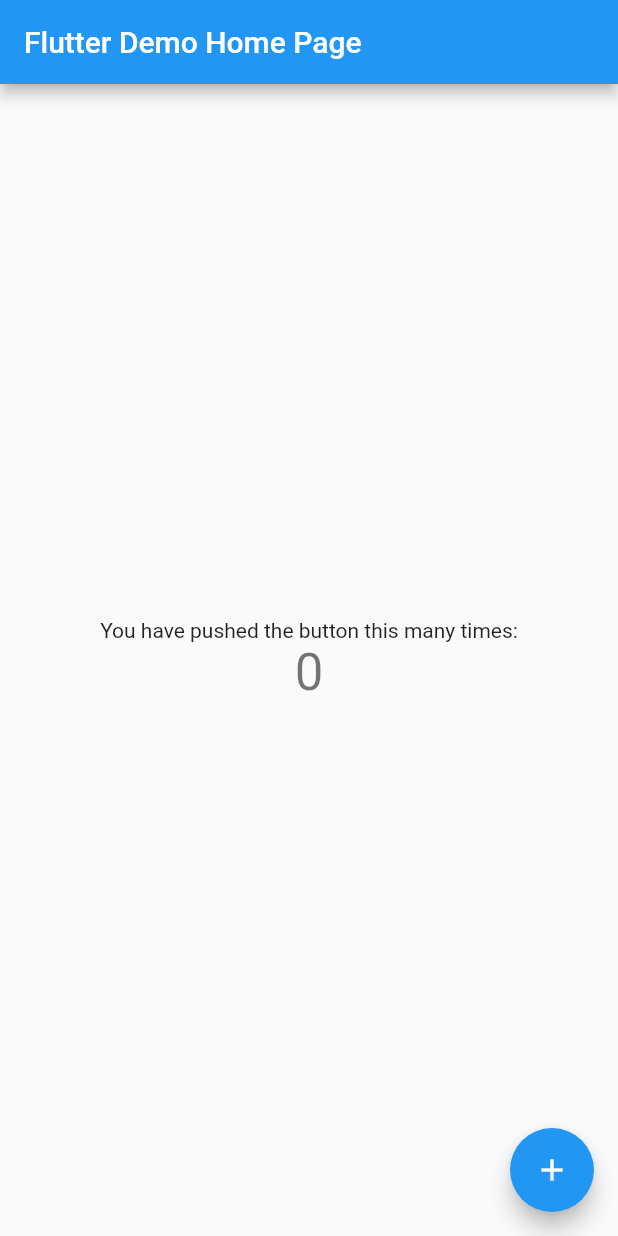
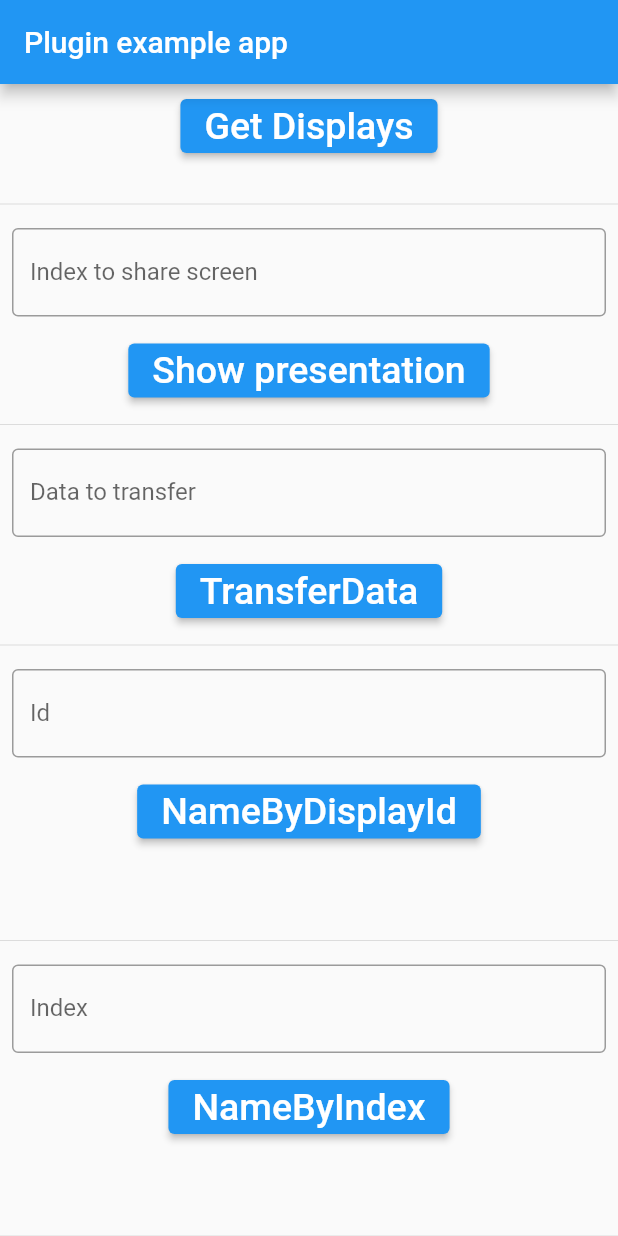
Before and after one commit to BashirYesufu/Presentation-Displays, a Flutter app: the screen it shows after launch, on a phone screen of 412 x 824 dp. Run offline on Flutter 3.47's test engine with Material 2 defaults, Android fonts, the light colour scheme and no system bars; missing offline and left inert: presentation_displays.

Commit message:
add presentation display package

```diff
--- a/lib/main.dart
+++ b/lib/main.dart
@@ -1,115 +1,295 @@
 import 'package:flutter/material.dart';
+import 'package:presentation_displays/display.dart';
+import 'package:presentation_displays/displays_manager.dart';
+import 'package:presentation_displays/secondary_display.dart';
+
+Route<dynamic> generateRoute(RouteSettings settings) {
+  switch (settings.name) {
+    case '/':
+      return MaterialPageRoute(builder: (_) => const DisplayManagerScreen());
+    case 'presentation':
+      return MaterialPageRoute(builder: (_) => const SecondaryScreen());
+    default:
+      return MaterialPageRoute(
+          builder: (_) => Scaffold(
+            body: Center(
+                child: Text('No route defined for ${settings.name}')),
+          ));
+  }
+}
 
 void main() {
   runApp(const MyApp());
 }
 
 class MyApp extends StatelessWidget {
-  const MyApp({super.key});
+  const MyApp({Key? key}) : super(key: key);
 
-  // This widget is the root of your application.
   @override
   Widget build(BuildContext context) {
-    return MaterialApp(
-      title: 'Flutter Demo',
-      theme: ThemeData(
-        // This is the theme of your application.
-        //
-        // Try running your application with "flutter run". You'll see the
-        // application has a blue toolbar. Then, without quitting the app, try
-        // changing the primarySwatch below to Colors.green and then invoke
-        // "hot reload" (press "r" in the console where you ran "flutter run",
-        // or simply save your changes to "hot reload" in a Flutter IDE).
-        // Notice that the counter didn't reset back to zero; the application
-        // is not restarted.
-        primarySwatch: Colors.blue,
-      ),
-      home: const MyHomePage(title: 'Flutter Demo Home Page'),
+    return const MaterialApp(
+      onGenerateRoute: generateRoute,
+      initialRoute: '/',
     );
   }
 }
 
-class MyHomePage extends StatefulWidget {
-  const MyHomePage({super.key, required this.title});
+class Button extends StatelessWidget {
+  final String title;
+  final VoidCallback? onPressed;
 
-  // This widget is the home page of your application. It is stateful, meaning
-  // that it has a State object (defined below) that contains fields that affect
-  // how it looks.
-
-  // This class is the configuration for the state. It holds the values (in this
-  // case the title) provided by the parent (in this case the App widget) and
-  // used by the build method of the State. Fields in a Widget subclass are
-  // always marked "final".
-
-  final String title;
-
-  @override
-  State<MyHomePage> createState() => _MyHomePageState();
-}
-
-class _MyHomePageState extends State<MyHomePage> {
-  int _counter = 0;
-
-  void _incrementCounter() {
-    setState(() {
-      // This call to setState tells the Flutter framework that something has
-      // changed in this State, which causes it to rerun the build method below
-      // so that the display can reflect the updated values. If we changed
-      // _counter without calling setState(), then the build method would not be
-      // called again, and so nothing would appear to happen.
-      _counter++;
-    });
-  }
+  const Button({Key? key, required this.title, this.onPressed})
+      : super(key: key);
 
   @override
   Widget build(BuildContext context) {
-    // This method is rerun every time setState is called, for instance as done
-    // by the _incrementCounter method above.
-    //
-    // The Flutter framework has been optimized to make rerunning build methods
-    // fast, so that you can just rebuild anything that needs updating rather
-    // than having to individually change instances of widgets.
+    return Container(
+      margin: const EdgeInsets.all(4.0),
+      child: ElevatedButton(
+        onPressed: onPressed,
+        child: Text(
+          title,
+          style: const TextStyle(fontSize: 25),
+        ),
+      ),
+    );
+  }
+}
+
+/// Main Screen
+class DisplayManagerScreen extends StatefulWidget {
+  const DisplayManagerScreen({Key? key}) : super(key: key);
+
+  @override
+  _DisplayManagerScreenState createState() => _DisplayManagerScreenState();
+}
+
+class _DisplayManagerScreenState extends State<DisplayManagerScreen> {
+  DisplayManager displayManager = DisplayManager();
+  List<Display?> displays = [];
+
+  final TextEditingController _indexToShareController = TextEditingController();
+  final TextEditingController _dataToTransferController =
+  TextEditingController();
+
+  final TextEditingController _nameOfIdController = TextEditingController();
+  String _nameOfId = "";
+  final TextEditingController _nameOfIndexController = TextEditingController();
+  String _nameOfIndex = "";
+
+  @override
+  Widget build(BuildContext context) {
     return Scaffold(
       appBar: AppBar(
-        // Here we take the value from the MyHomePage object that was created by
-        // the App.build method, and use it to set our appbar title.
-        title: Text(widget.title),
+        title: const Text('Plugin example app'),
       ),
       body: Center(
-        // Center is a layout widget. It takes a single child and positions it
-        // in the middle of the parent.
+        child: SingleChildScrollView(
           child: Column(
-          // Column is also a layout widget. It takes a list of children and
-          // arranges them vertically. By default, it sizes itself to fit its
-          // children horizontally, and tries to be as tall as its parent.
-          //
-          // Invoke "debug painting" (press "p" in the console, choose the
-          // "Toggle Debug Paint" action from the Flutter Inspector in Android
-          // Studio, or the "Toggle Debug Paint" command in Visual Studio Code)
-          // to see the wireframe for each widget.
-          //
-          // Column has various properties to control how it sizes itself and
-          // how it positions its children. Here we use mainAxisAlignment to
-          // center the children vertically; the main axis here is the vertical
-          // axis because Columns are vertical (the cross axis would be
-          // horizontal).
             mainAxisAlignment: MainAxisAlignment.center,
+            crossAxisAlignment: CrossAxisAlignment.center,
             children: <Widget>[
-            const Text(
-              'You have pushed the button this many times:',
-            ),
-            Text(
-              '$_counter',
-              style: Theme.of(context).textTheme.headlineMedium,
-            ),
+              _getDisplays(),
+              _showPresentation(),
+              _transferData(),
+              _getDisplayeById(),
+              _getDisplayByIndex(),
             ],
           ),
         ),
-      floatingActionButton: FloatingActionButton(
-        onPressed: _incrementCounter,
-        tooltip: 'Increment',
-        child: const Icon(Icons.add),
-      ), // This trailing comma makes auto-formatting nicer for build methods.
+      ),
+    );
+  }
+
+  Widget _getDisplays() {
+    return Column(
+      mainAxisAlignment: MainAxisAlignment.center,
+      crossAxisAlignment: CrossAxisAlignment.center,
+      children: [
+        Button(
+            title: "Get Displays",
+            onPressed: () async {
+              final values = await displayManager.getDisplays();
+              displays.clear();
+              setState(() {
+                displays.addAll(values!);
+              });
+            }),
+        ListView.builder(
+            scrollDirection: Axis.vertical,
+            shrinkWrap: true,
+            padding: const EdgeInsets.all(8),
+            itemCount: displays.length,
+            itemBuilder: (BuildContext context, int index) {
+              return SizedBox(
+                height: 50,
+                child: Center(
+                    child: Text(
+                        ' ${displays[index]?.displayId} ${displays[index]?.name}')),
+              );
+            }),
+        const Divider()
+      ],
+    );
+  }
+
+  Widget _showPresentation() {
+    return Column(
+      mainAxisAlignment: MainAxisAlignment.center,
+      crossAxisAlignment: CrossAxisAlignment.center,
+      children: [
+        Padding(
+          padding: const EdgeInsets.all(8.0),
+          child: TextField(
+            controller: _indexToShareController,
+            decoration: const InputDecoration(
+              border: OutlineInputBorder(),
+              labelText: 'Index to share screen',
+            ),
+          ),
+        ),
+        Button(
+            title: "Show presentation",
+            onPressed: () async {
+              int? displayId = int.tryParse(_indexToShareController.text);
+              if (displayId != null) {
+                for (final display in displays) {
+                  if (display?.displayId == displayId) {
+                    displayManager.showSecondaryDisplay(
+                        displayId: displayId, routerName: "presentation");
+                  }
+                }
+              }
+            }),
+        const Divider(),
+      ],
+    );
+  }
+
+  Widget _transferData() {
+    return Column(
+      mainAxisAlignment: MainAxisAlignment.center,
+      crossAxisAlignment: CrossAxisAlignment.center,
+      children: [
+        Padding(
+          padding: const EdgeInsets.all(8.0),
+          child: TextField(
+            controller: _dataToTransferController,
+            decoration: const InputDecoration(
+              border: OutlineInputBorder(),
+              labelText: 'Data to transfer',
+            ),
+          ),
+        ),
+        Button(
+            title: "TransferData",
+            onPressed: () async {
+              String data = _dataToTransferController.text;
+              await displayManager.transferDataToPresentation(data);
+            }),
+        const Divider(),
+      ],
+    );
+  }
+
+  Widget _getDisplayeById() {
+    return Column(
+      mainAxisAlignment: MainAxisAlignment.center,
+      crossAxisAlignment: CrossAxisAlignment.center,
+      children: [
+        Padding(
+          padding: const EdgeInsets.all(8.0),
+          child: TextField(
+            controller: _nameOfIdController,
+            decoration: const InputDecoration(
+              border: OutlineInputBorder(),
+              labelText: 'Id',
+            ),
+          ),
+        ),
+        Button(
+            title: "NameByDisplayId",
+            onPressed: () async {
+              int? id = int.tryParse(_nameOfIdController.text);
+              if (id != null) {
+                final value = await displayManager
+                    .getNameByDisplayId(displays[id]?.displayId ?? -1);
+                setState(() {
+                  _nameOfId = value ?? "";
+                });
+              }
+            }),
+        SizedBox(
+          height: 50,
+          child: Center(child: Text(_nameOfId)),
+        ),
+        const Divider(),
+      ],
+    );
+  }
+
+  Widget _getDisplayByIndex() {
+    return Column(
+      mainAxisAlignment: MainAxisAlignment.center,
+      crossAxisAlignment: CrossAxisAlignment.center,
+      children: [
+        Padding(
+          padding: const EdgeInsets.all(8.0),
+          child: TextField(
+            controller: _nameOfIndexController,
+            decoration: const InputDecoration(
+              border: OutlineInputBorder(),
+              labelText: 'Index',
+            ),
+          ),
+        ),
+        Button(
+            title: "NameByIndex",
+            onPressed: () async {
+              int? index = int.tryParse(_nameOfIndexController.text);
+              if (index != null) {
+                final value = await displayManager.getNameByIndex(index);
+                setState(() {
+                  _nameOfIndex = value ?? "";
+                });
+              }
+            }),
+        SizedBox(
+          height: 50,
+          child: Center(child: Text(_nameOfIndex)),
+        ),
+        const Divider(),
+      ],
     );
   }
 }
+
+/// UI of Presentation display
+class SecondaryScreen extends StatefulWidget {
+  const SecondaryScreen({Key? key}) : super(key: key);
+
+  @override
+  _SecondaryScreenState createState() => _SecondaryScreenState();
+}
+
+class _SecondaryScreenState extends State<SecondaryScreen> {
+  String value = "init";
+
+  @override
+  Widget build(BuildContext context) {
+    return Scaffold(
+        body: SecondaryDisplay(
+          callback: (argument) {
+            setState(() {
+              value = argument;
+            });
+          },
+          child: Container(
+            color: Colors.white,
+            child: Center(
+              child: Text(value),
+            ),
+          ),
+        ));
+  }
+}
--- a/pubspec.yaml
+++ b/pubspec.yaml
@@ -35,6 +35,7 @@
   # The following adds the Cupertino Icons font to your application.
   # Use with the CupertinoIcons class for iOS style icons.
   cupertino_icons: ^1.0.2
+  presentation_displays: ^0.2.3
 
 dev_dependencies:
   flutter_test:
```
Also changed, not shown: pubspec.lock, 4 other files. Lines whose indentation alone changed are shown as unchanged.
